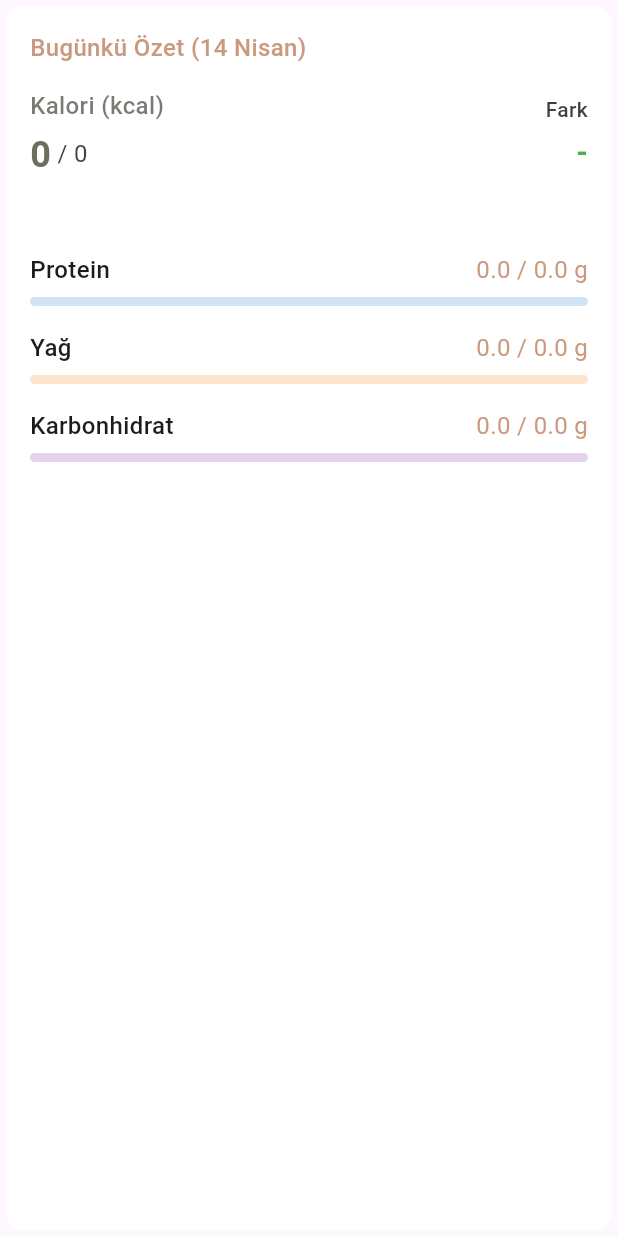
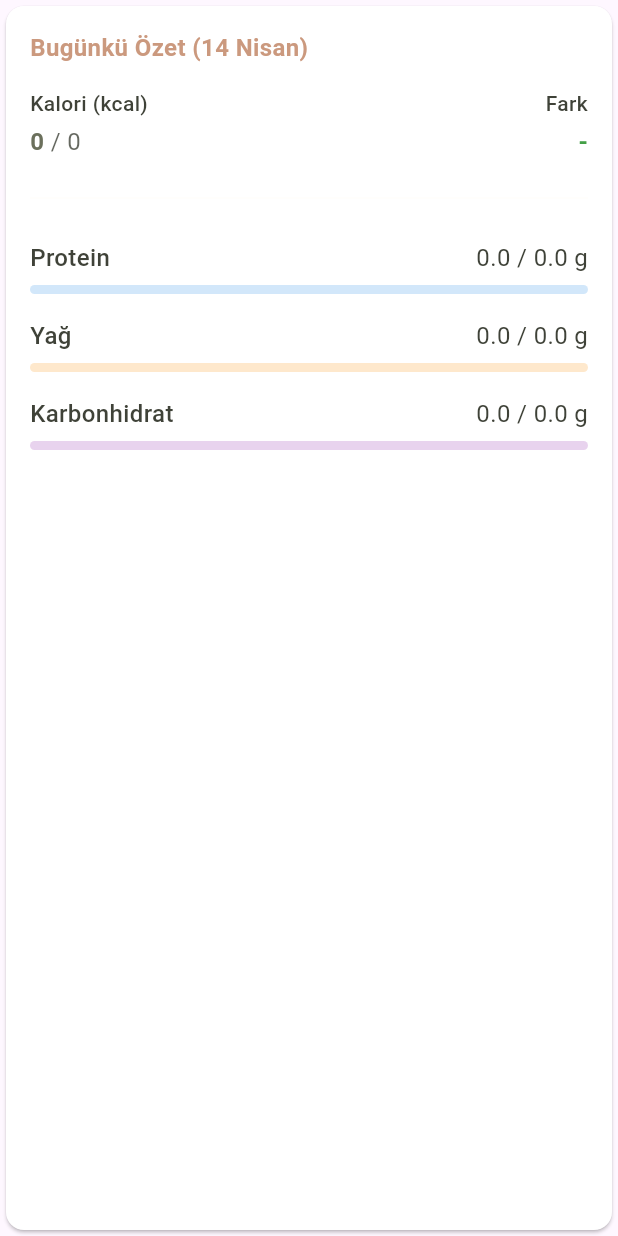
Before and after one commit to ibrahimysr/dietician_app, a Flutter app: the DailyComparisonSection widget shown alone on an empty page, opened directly with empty values, on a phone screen of 412 x 824 dp. Run offline on Flutter 3.47's test engine with Material 3 defaults, Android fonts, the phone set to English and light mode, and no system bars; our stand-ins replace cached_network_image, flutter_animate, flutter_staggered_animations, font_awesome_flutter, image_picker, lottie and 2 more; accounts and stored records are empty; network calls fail.

Commit message:
düzenlemeler

```diff
--- a/lib/client/components/food_log/home_daily_comparison_section.dart
+++ b/lib/client/components/food_log/home_daily_comparison_section.dart
@@ -1,8 +1,8 @@
+import 'package:flutter/material.dart';
+import 'package:dietician_app/client/models/compare_diet_plan_model.dart';
 import 'package:dietician_app/client/core/theme/color.dart';
 import 'package:dietician_app/client/core/theme/textstyle.dart';
 import 'package:dietician_app/client/core/utils/formatters.dart';
-import 'package:dietician_app/client/models/compare_diet_plan_model.dart';
-import 'package:flutter/material.dart';
 
 class DailyComparisonSection extends StatelessWidget {
   final bool isLoadingComparison;
@@ -24,32 +24,38 @@ class DailyComparisonSection extends StatelessWidget {
       return Center(
         child: Padding(
           padding: const EdgeInsets.symmetric(vertical: 20.0),
-          child: CircularProgressIndicator(color: AppColor.primary.withValues(alpha:0.7)),
+          child: CircularProgressIndicator(color: AppColor.primary.withOpacity(0.7)),
         ),
       );
     }
 
     if (comparisonErrorMessage != null && dailyComparisonData == null) {
       return Card(
-        color: AppColor.grey,
+        color: AppColor.greyLight,
         elevation: 0,
+        shape: RoundedRectangleBorder(borderRadius: BorderRadius.circular(10)),
         child: Padding(
-          padding: const EdgeInsets.all(16.0),
+          padding: const EdgeInsets.symmetric(horizontal: 16.0, vertical: 12.0),
           child: Row(
             children: [
-              Icon(Icons.warning_amber_rounded, color: Colors.orange.shade700, size: 18),
-              SizedBox(width: 10),
+              Icon(Icons.warning_amber_rounded, color: Colors.orange.shade800, size: 20),
+              const SizedBox(width: 12),
               Expanded(
                 child: Text(
                   "Günlük özet yüklenemedi.",
-                  style: AppTextStyles.body2Regular.copyWith(color: Colors.orange.shade900),
+                  style: AppTextStyles.body1Regular.copyWith(color: Colors.orange.shade900),
+                  overflow: TextOverflow.ellipsis,
                 ),
               ),
-              IconButton(
-                icon: Icon(Icons.refresh, size: 18),
+              TextButton.icon(
+                icon: Icon(Icons.refresh, size: 18, color: AppColor.primary),
+                label: Text("Dene", style: AppTextStyles.body2Medium.copyWith(color: AppColor.primary)),
                 onPressed: onRetry,
-                tooltip: "Tekrar dene",
-                color: Colors.orange.shade900,
+                style: TextButton.styleFrom(
+                  padding: EdgeInsets.zero,
+                  minimumSize: Size(50, 30),
+                  tapTargetSize: MaterialTapTargetSize.shrinkWrap,
+                ),
               ),
             ],
           ),
@@ -58,21 +64,42 @@ class DailyComparisonSection extends StatelessWidget {
     }
 
     if (dailyComparisonData == null) {
-      return SizedBox.shrink();
+      return Card(
+        color: AppColor.grey,
+        elevation: 0,
+        shape: RoundedRectangleBorder(borderRadius: BorderRadius.circular(10)),
+        child: Padding(
+          padding: const EdgeInsets.symmetric(horizontal: 16.0, vertical: 20.0),
+          child: Row(
+            mainAxisAlignment: MainAxisAlignment.center,
+            children: [
+              Icon(Icons.info_outline_rounded, color: AppColor.black, size: 20),
+              const SizedBox(width: 12),
+              Expanded(
+                child: Text(
+                  "Günlük özet bilgisi henüz mevcut değil.",
+                  style: AppTextStyles.body1Regular.copyWith(color: AppColor.black),
+                  textAlign: TextAlign.center,
+                ),
+              ),
+            ],
+          ),
+        ),
+      );
     }
+
 
     final totals = dailyComparisonData!.dailyTotals;
     final plannedCal = totals.dietPlan.calories;
     final loggedCal = totals.foodLogs.calories;
     final diffCal = totals.difference.calories;
     final diffCalColor = diffCal > 50
-        ? Colors.redAccent
+        ? Colors.redAccent.shade400
         : diffCal < -50
-            ? Colors.orange.shade700
-            : Colors.green;
-
+            ? Colors.orange.shade800
+            : Colors.green.shade600;
     return Card(
-      elevation: 0.0,
+      elevation: 1.0,
       shape: RoundedRectangleBorder(borderRadius: BorderRadius.circular(12)),
       color: AppColor.grey,
       child: Padding(
@@ -80,36 +107,39 @@ class DailyComparisonSection extends StatelessWidget {
         child: Column(
           crossAxisAlignment: CrossAxisAlignment.start,
           children: [
+            Text(
+              "Bugünkü Özet (${formatDate(DateTime.now(), format: 'dd MMMM')})",
+              style: AppTextStyles.body1Medium.copyWith(
+                  color: AppColor.secondary, fontWeight: FontWeight.w600),
+            ),
+            const SizedBox(height: 15),
+
             Row(
               mainAxisAlignment: MainAxisAlignment.spaceBetween,
-              children: [
-                Text(
-                  "Bugünkü Özet (${formatDate(DateTime.now(), format: 'dd MMMM')})",
-                  style: AppTextStyles.body1Medium.copyWith(color: AppColor.secondary),
-                ),
-              ],
-            ),
-            SizedBox(height: 15),
-            Row(
-              mainAxisAlignment: MainAxisAlignment.spaceBetween,
+              crossAxisAlignment: CrossAxisAlignment.center,
               children: [
                 Column(
                   crossAxisAlignment: CrossAxisAlignment.start,
                   children: [
                     Text(
                       "Kalori (kcal)",
-                      style: AppTextStyles.body1Medium.copyWith(color: AppColor.black.withValues(alpha: 0.7)),
+                      style: AppTextStyles.body2Medium.copyWith(color: AppColor.black),
                     ),
-                    SizedBox(height: 4),
+                    const SizedBox(height: 4),
                     Row(
+                      crossAxisAlignment: CrossAxisAlignment.baseline,
+                      textBaseline: TextBaseline.alphabetic,
                       children: [
                         Text(
-                          "$loggedCal",
-                          style: AppTextStyles.heading2.copyWith(color: AppColor.primary, fontWeight: FontWeight.bold),
+                          loggedCal.toInt().toString(),
+                          style: AppTextStyles.body1Medium.copyWith(
+                              color: AppColor.primary,
+                              fontWeight: FontWeight.bold),
                         ),
                         Text(
-                          " / $plannedCal",
-                          style: AppTextStyles.body1Regular.copyWith(color: AppColor.black),
+                          " / ${plannedCal.toInt()}",
+                          style: AppTextStyles.body1Regular.copyWith(
+                              color: AppColor.black.withOpacity(0.8)),
                         ),
                       ],
                     ),
@@ -122,51 +152,56 @@ class DailyComparisonSection extends StatelessWidget {
                       "Fark",
                       style: AppTextStyles.body2Medium.copyWith(color: AppColor.black),
                     ),
-                    SizedBox(height: 4),
+                    const SizedBox(height: 4),
                     Text(
                       diffCal == 0 ? '-' : (diffCal > 0 ? '+${diffCal.toInt()}' : '${diffCal.toInt()}'),
-                      style: AppTextStyles.heading3.copyWith(color: diffCalColor, fontWeight: FontWeight.bold),
+                      style: AppTextStyles.body1Medium.copyWith(
+                          color: diffCalColor,
+                          fontWeight: FontWeight.bold),
                     ),
                   ],
                 ),
               ],
             ),
+
             if (plannedCal > 0)
               Padding(
-                padding: const EdgeInsets.only(top: 8.0, bottom: 15.0),
+                padding: const EdgeInsets.only(top: 12.0, bottom: 15.0),
                 child: ClipRRect(
                   borderRadius: BorderRadius.circular(8),
                   child: LinearProgressIndicator(
                     value: (loggedCal / plannedCal).clamp(0.0, 1.5),
                     minHeight: 8,
                     valueColor: AlwaysStoppedAnimation<Color>(AppColor.primary),
-                    backgroundColor: AppColor.primary.withValues(alpha:0.2),
+                    backgroundColor: AppColor.primary.withOpacity(0.2),
                   ),
                 ),
               ),
-            if (plannedCal <= 0) SizedBox(height: 15),
-            Divider(color: AppColor.grey?.withAlpha(100)),
-            SizedBox(height: 10),
+            if (plannedCal <= 0) const SizedBox(height: 15),
+
+            Divider(color: AppColor.white.withOpacity(0.3), height: 20),
+            const SizedBox(height: 10),
+
             NutrientProgressRow(
               label: "Protein",
               unit: "g",
               loggedValue: totals.foodLogs.protein,
               plannedValue: totals.dietPlan.protein,
-              color: Colors.blue.shade700,
+              color: Colors.blue.shade600,
             ),
             NutrientProgressRow(
               label: "Yağ",
               unit: "g",
               loggedValue: totals.foodLogs.fat,
               plannedValue: totals.dietPlan.fat,
-              color: Colors.orange.shade700,
+              color: Colors.orange.shade600,
             ),
             NutrientProgressRow(
               label: "Karbonhidrat",
               unit: "g",
               loggedValue: totals.foodLogs.carbs,
               plannedValue: totals.dietPlan.carbs,
-              color: Colors.purple.shade700,
+              color: Colors.purple.shade600,
             ),
           ],
         ),
@@ -174,7 +209,6 @@ class DailyComparisonSection extends StatelessWidget {
     );
   }
 }
-
 
 class NutrientProgressRow extends StatelessWidget {
   final String label;
@@ -206,21 +240,21 @@ class NutrientProgressRow extends StatelessWidget {
           Row(
             mainAxisAlignment: MainAxisAlignment.spaceBetween,
             children: [
-              Text(label, style: AppTextStyles.body1Medium),
+              Text(label, style: AppTextStyles.body1Medium.copyWith(color: AppColor.black)),
               Text(
                 "$loggedStr / $plannedStr $unit",
-                style: AppTextStyles.body1Regular.copyWith(color: AppColor.secondary),
+                style: AppTextStyles.body1Regular.copyWith(color: AppColor.black),
               ),
             ],
           ),
-          SizedBox(height: 6),
+          const SizedBox(height: 6),
           ClipRRect(
             borderRadius: BorderRadius.circular(5),
             child: LinearProgressIndicator(
               value: progress,
               minHeight: 6,
               valueColor: AlwaysStoppedAnimation<Color>(color),
-              backgroundColor: color.withValues(alpha:0.2),
+              backgroundColor: color.withOpacity(0.2),
             ),
           ),
         ],
```
Also changed, not shown: lib/client/components/diet_plan/active_diet_plan.dart (+76 -42 lines), lib/client/components/goal/home_goals_section.dart (+9 -4 lines), lib/client/components/meal/home_todays_meals_section.dart (+58 -46 lines), lib/client/screens/setting/setting.dart (+13 -0 lines), lib/client/viewmodel/home_viewmodel.dart (+53 -16 lines).
